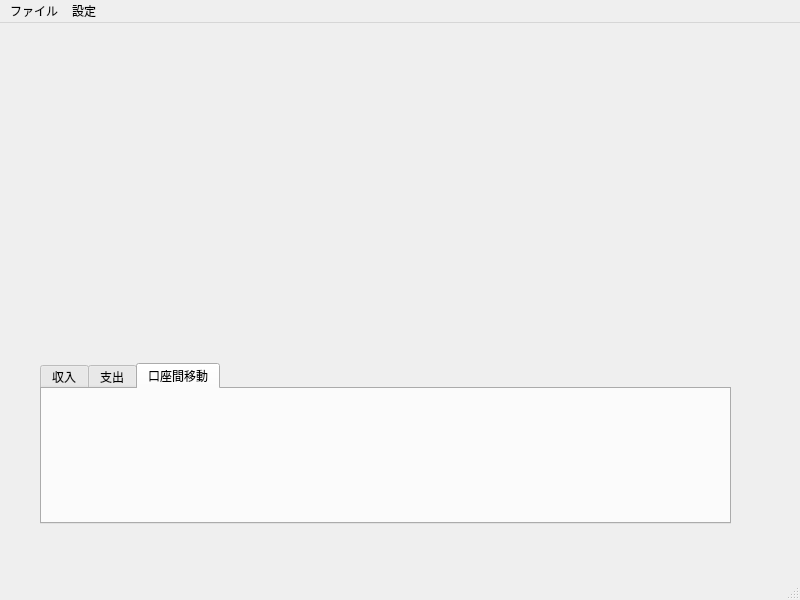
Before: the Qt Designer form mainwindow.ui in gh6141/vckakeForLinux, drawn with Qt 5.
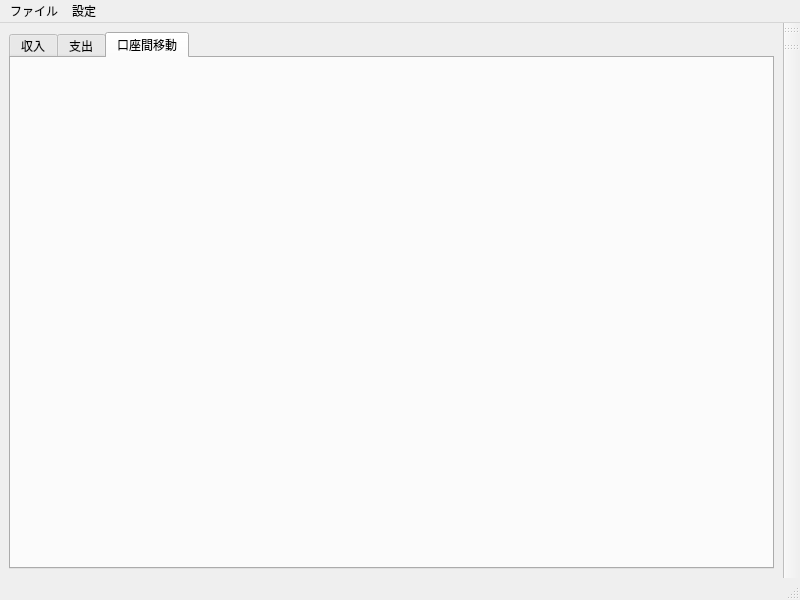
After: the same form once the commit is applied. The open tabs and pages were chosen to show the change.

What changed in the file:
```diff
--- a/mainwindow.ui
+++ b/mainwindow.ui
@@ -14,15 +14,9 @@
    <string>MainWindow</string>
   </property>
   <widget class="QWidget" name="centralwidget">
+   <layout class="QVBoxLayout" name="verticalLayout">
+    <item>
    <widget class="QTabWidget" name="tabWidget">
-    <property name="geometry">
-     <rect>
-      <x>40</x>
-      <y>340</y>
-      <width>691</width>
-      <height>161</height>
-     </rect>
-    </property>
     <property name="currentIndex">
      <number>0</number>
     </property>
@@ -42,6 +36,8 @@
      </attribute>
     </widget>
    </widget>
+    </item>
+   </layout>
   </widget>
   <widget class="QMenuBar" name="menubar">
    <property name="geometry">
@@ -71,6 +67,28 @@
    <addaction name="menu_2"/>
   </widget>
   <widget class="QStatusBar" name="statusbar"/>
+  <widget class="QToolBar" name="toolBar">
+   <property name="windowTitle">
+    <string>toolBar</string>
+   </property>
+   <attribute name="toolBarArea">
+    <enum>RightToolBarArea</enum>
+   </attribute>
+   <attribute name="toolBarBreak">
+    <bool>false</bool>
+   </attribute>
+  </widget>
+  <widget class="QToolBar" name="toolBar_2">
+   <property name="windowTitle">
+    <string>toolBar_2</string>
+   </property>
+   <attribute name="toolBarArea">
+    <enum>RightToolBarArea</enum>
+   </attribute>
+   <attribute name="toolBarBreak">
+    <bool>false</bool>
+   </attribute>
+  </widget>
   <action name="actionkozaEdit">
    <property name="text">
     <string>口座設定</string>
```
Left out of the diff: 2 changed lines with no effect on the pictures. Lines whose indentation alone changed are shown as unchanged.
